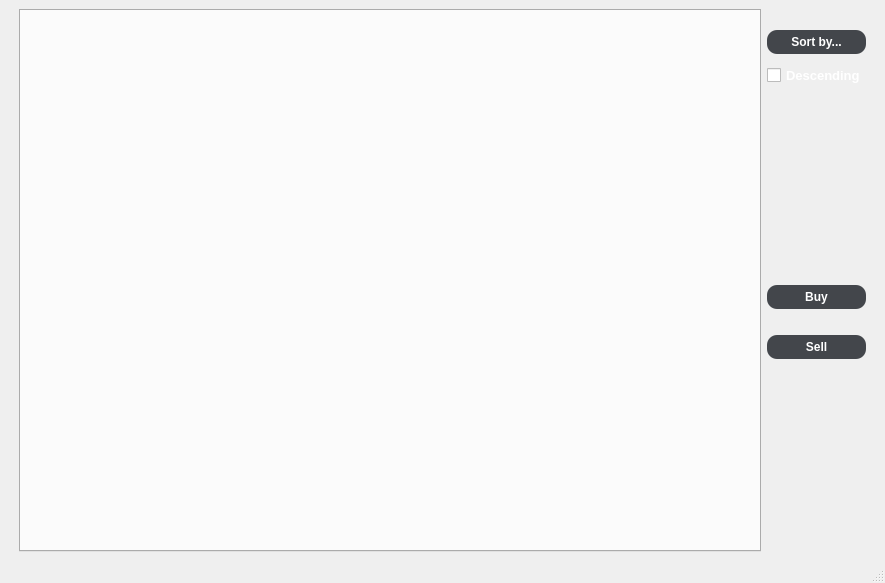
Above: shop/shop.ui from bartoszpiechnik25/ShopProject before the change. Below: the same form after it.
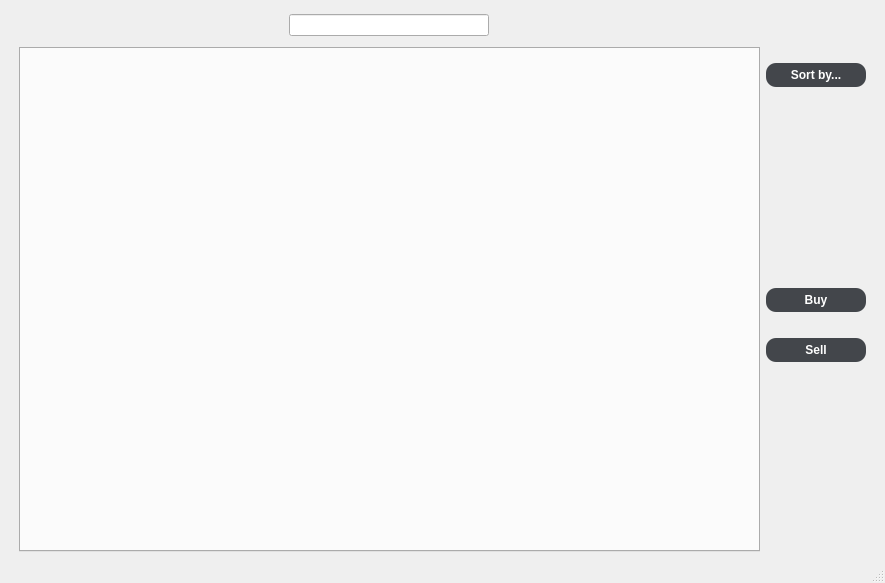
That is the form after the change.

Commit message:
Sort table by different columns (#3)
* Create new dialog window for sorting, create singals and slots for handling sorting

* Sort table window with sorting working properly

```diff
--- a/shop/shop.ui
+++ b/shop/shop.ui
@@ -15,7 +15,6 @@
   </property>
   <property name="styleSheet">
    <string notr="true">background-color: rgb(105,105,105);
-color: white;
 QStatusBar#statusbar{color:white;}
 
 QPushButton{	background-color: rgb(67,70,75);
@@ -33,10 +32,26 @@
   </property>
   <widget class="QWidget" name="centralwidget">
    <layout class="QGridLayout" name="gridLayout_2">
-    <item row="1" column="2">
+    <item row="4" column="5">
+     <spacer name="horizontalSpacer_2">
+      <property name="orientation">
+       <enum>Qt::Horizontal</enum>
+      </property>
+      <property name="sizeType">
+       <enum>QSizePolicy::Minimum</enum>
+      </property>
+      <property name="sizeHint" stdset="0">
+       <size>
+        <width>10</width>
+        <height>2</height>
+       </size>
+      </property>
+     </spacer>
+    </item>
+    <item row="4" column="4">
      <layout class="QGridLayout" name="gridLayout">
-      <item row="7" column="1">
-       <spacer name="verticalSpacer_2">
+      <item row="3" column="1">
+       <spacer name="verticalSpacer">
         <property name="orientation">
          <enum>Qt::Vertical</enum>
         </property>
@@ -51,53 +66,6 @@
         </property>
        </spacer>
       </item>
-      <item row="2" column="1" alignment="Qt::AlignHCenter">
-       <widget class="QCheckBox" name="sortingBox">
-        <property name="sizePolicy">
-         <sizepolicy hsizetype="Preferred" vsizetype="Fixed">
-          <horstretch>0</horstretch>
-          <verstretch>0</verstretch>
-         </sizepolicy>
-        </property>
-        <property name="styleSheet">
-         <string notr="true">color: white;
-font: bold 13px;
-
-
-</string>
-        </property>
-        <property name="text">
-         <string>Descending</string>
-        </property>
-       </widget>
-      </item>
-      <item row="0" column="1">
-       <widget class="QPushButton" name="sortByButton">
-        <property name="sizePolicy">
-         <sizepolicy hsizetype="Preferred" vsizetype="Fixed">
-          <horstretch>0</horstretch>
-          <verstretch>0</verstretch>
-         </sizepolicy>
-        </property>
-        <property name="styleSheet">
-         <string notr="true">QPushButton#sortByButton{	background-color: rgb(67,70,75);
-    border-width: 2px;
-    border-radius: 10px;
-    border-color: beige;
-    font: bold 12px;
-	color: white;
-    padding: 5px;
-}
-QPushButton#sortByButton:pressed {
-    border-style: inset;
-	border: 2px solid #add8e6;
-}</string>
-        </property>
-        <property name="text">
-         <string>Sort by...</string>
-        </property>
-       </widget>
-      </item>
       <item row="5" column="1">
        <spacer name="verticalSpacer_3">
         <property name="orientation">
@@ -114,10 +82,26 @@
         </property>
        </spacer>
       </item>
-      <item row="4" column="1">
+      <item row="2" column="1">
+       <spacer name="verticalSpacer_4">
+        <property name="orientation">
+         <enum>Qt::Vertical</enum>
+        </property>
+        <property name="sizeType">
+         <enum>QSizePolicy::Preferred</enum>
+        </property>
+        <property name="sizeHint" stdset="0">
+         <size>
+          <width>20</width>
+          <height>5</height>
+         </size>
+        </property>
+       </spacer>
+      </item>
+      <item row="4" column="0" colspan="2">
        <widget class="QPushButton" name="buyButton">
         <property name="sizePolicy">
-         <sizepolicy hsizetype="Preferred" vsizetype="Fixed">
+         <sizepolicy hsizetype="MinimumExpanding" vsizetype="Fixed">
           <horstretch>0</horstretch>
           <verstretch>0</verstretch>
          </sizepolicy>
@@ -147,26 +131,59 @@
         </property>
        </widget>
       </item>
-      <item row="1" column="1">
-       <spacer name="verticalSpacer_4">
+      <item row="1" column="0" colspan="2">
+       <widget class="QPushButton" name="sortByButton">
+        <property name="sizePolicy">
+         <sizepolicy hsizetype="MinimumExpanding" vsizetype="Fixed">
+          <horstretch>0</horstretch>
+          <verstretch>0</verstretch>
+         </sizepolicy>
+        </property>
+        <property name="minimumSize">
+         <size>
+          <width>100</width>
+          <height>0</height>
+         </size>
+        </property>
+        <property name="styleSheet">
+         <string notr="true">QPushButton#sortByButton{	background-color: rgb(67,70,75);
+    border-width: 2px;
+    border-radius: 10px;
+    border-color: beige;
+    font: bold 12px;
+	color: white;
+    padding: 5px;
+}
+QPushButton#sortByButton:pressed {
+    border-style: inset;
+	border: 2px solid #add8e6;
+}</string>
+        </property>
+        <property name="text">
+         <string>Sort by...</string>
+        </property>
+       </widget>
+      </item>
+      <item row="7" column="1">
+       <spacer name="verticalSpacer_2">
         <property name="orientation">
          <enum>Qt::Vertical</enum>
         </property>
         <property name="sizeType">
-         <enum>QSizePolicy::Preferred</enum>
+         <enum>QSizePolicy::MinimumExpanding</enum>
         </property>
         <property name="sizeHint" stdset="0">
          <size>
           <width>20</width>
-          <height>5</height>
+          <height>40</height>
          </size>
         </property>
        </spacer>
       </item>
-      <item row="6" column="1">
+      <item row="6" column="0" colspan="2">
        <widget class="QPushButton" name="sellButton">
         <property name="sizePolicy">
-         <sizepolicy hsizetype="Preferred" vsizetype="Fixed">
+         <sizepolicy hsizetype="MinimumExpanding" vsizetype="Fixed">
           <horstretch>0</horstretch>
           <verstretch>0</verstretch>
          </sizepolicy>
@@ -196,41 +213,25 @@
         </property>
        </widget>
       </item>
-      <item row="3" column="1">
-       <spacer name="verticalSpacer">
+      <item row="0" column="0" colspan="2">
+       <spacer name="verticalSpacer_5">
         <property name="orientation">
          <enum>Qt::Vertical</enum>
         </property>
         <property name="sizeType">
-         <enum>QSizePolicy::MinimumExpanding</enum>
+         <enum>QSizePolicy::Preferred</enum>
         </property>
         <property name="sizeHint" stdset="0">
          <size>
           <width>20</width>
-          <height>40</height>
+          <height>10</height>
          </size>
         </property>
        </spacer>
       </item>
      </layout>
     </item>
-    <item row="0" column="2">
-     <spacer name="verticalSpacer_5">
-      <property name="orientation">
-       <enum>Qt::Vertical</enum>
-      </property>
-      <property name="sizeType">
-       <enum>QSizePolicy::Fixed</enum>
-      </property>
-      <property name="sizeHint" stdset="0">
-       <size>
-        <width>10</width>
-        <height>15</height>
-       </size>
-      </property>
-     </spacer>
-    </item>
-    <item row="1" column="0">
+    <item row="4" column="0">
      <spacer name="horizontalSpacer">
       <property name="orientation">
        <enum>Qt::Horizontal</enum>
@@ -246,23 +247,7 @@
       </property>
      </spacer>
     </item>
-    <item row="1" column="3">
-     <spacer name="horizontalSpacer_2">
-      <property name="orientation">
-       <enum>Qt::Horizontal</enum>
-      </property>
-      <property name="sizeType">
-       <enum>QSizePolicy::Minimum</enum>
-      </property>
-      <property name="sizeHint" stdset="0">
-       <size>
-        <width>10</width>
-        <height>2</height>
-       </size>
-      </property>
-     </spacer>
-    </item>
-    <item row="0" column="1" rowspan="2">
+    <item row="3" column="3" rowspan="2">
      <widget class="QTabWidget" name="tabWidget">
       <property name="styleSheet">
        <string notr="true"/>
@@ -272,6 +257,60 @@
       </property>
      </widget>
     </item>
+    <item row="1" column="3" alignment="Qt::AlignHCenter">
+     <widget class="QLineEdit" name="searchLineEdit">
+      <property name="sizePolicy">
+       <sizepolicy hsizetype="Preferred" vsizetype="Fixed">
+        <horstretch>0</horstretch>
+        <verstretch>0</verstretch>
+       </sizepolicy>
+      </property>
+      <property name="minimumSize">
+       <size>
+        <width>200</width>
+        <height>0</height>
+       </size>
+      </property>
+      <property name="styleSheet">
+       <string notr="true">background-color: rgb(178, 190, 181);
+border-radius: 5px;
+border: 2px solid light grey;
+QLineEdit#searchLineEdit { color: black; }</string>
+      </property>
+     </widget>
+    </item>
+    <item row="0" column="3" colspan="2">
+     <spacer name="verticalSpacer_6">
+      <property name="orientation">
+       <enum>Qt::Vertical</enum>
+      </property>
+      <property name="sizeType">
+       <enum>QSizePolicy::Preferred</enum>
+      </property>
+      <property name="sizeHint" stdset="0">
+       <size>
+        <width>20</width>
+        <height>5</height>
+       </size>
+      </property>
+     </spacer>
+    </item>
+    <item row="2" column="3" colspan="2">
+     <spacer name="verticalSpacer_7">
+      <property name="orientation">
+       <enum>Qt::Vertical</enum>
+      </property>
+      <property name="sizeType">
+       <enum>QSizePolicy::Preferred</enum>
+      </property>
+      <property name="sizeHint" stdset="0">
+       <size>
+        <width>20</width>
+        <height>5</height>
+       </size>
+      </property>
+     </spacer>
+    </item>
    </layout>
   </widget>
   <widget class="QMenuBar" name="menubar">
```
The commit also changes 19 other files.
